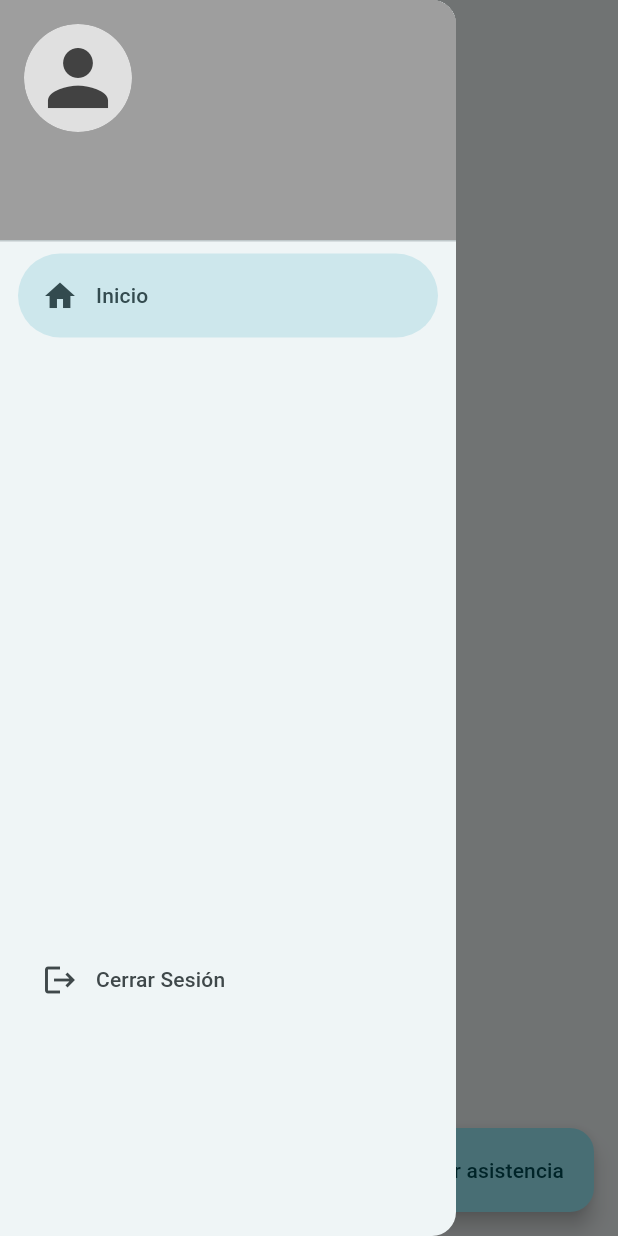
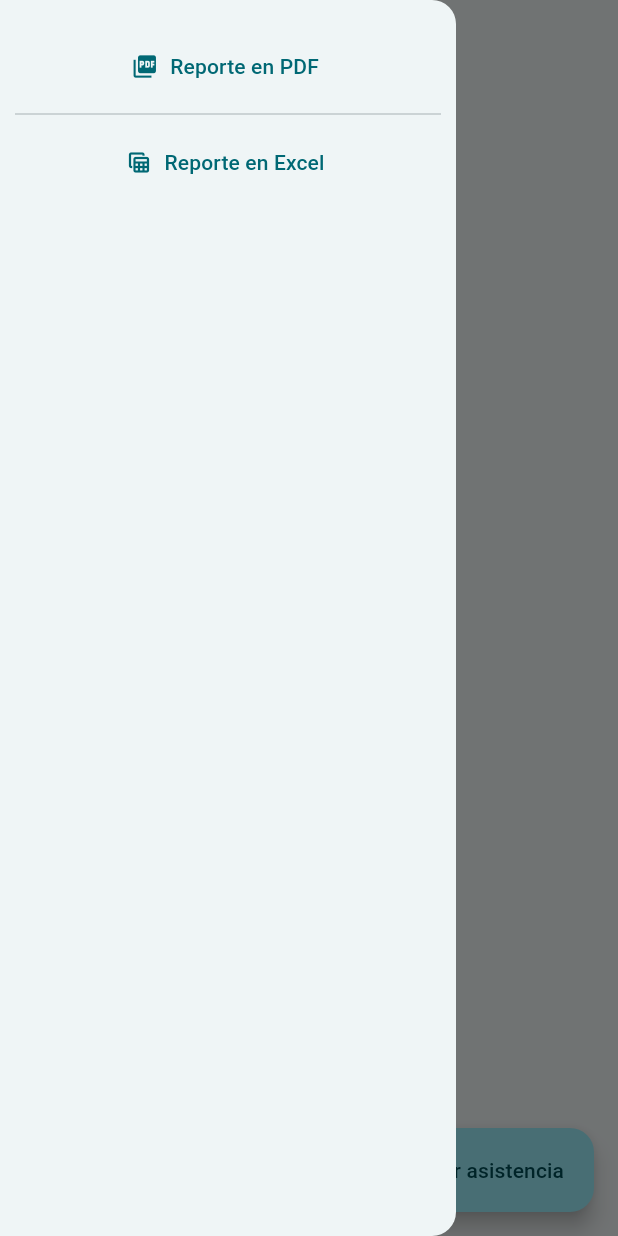
Before and after one commit to RafaelSvgh/examen2, a Flutter app: the DocenteAsistenciaPage screen opened by its route, with the side drawer open, on a phone screen of 412 x 824 dp. Run offline on Flutter 3.47's test engine with Material 3 defaults, Android fonts, the phone set to English and light mode, and no system bars; our stand-ins replace dio, flutter_riverpod, shared_preferences, timezone; missing offline and left inert: dart:ffi; accounts and stored records are empty.

Commit message:
reportes

```diff
--- a/lib/src/pages/docente_pages/docente_asistencia_page.dart
+++ b/lib/src/pages/docente_pages/docente_asistencia_page.dart
@@ -1,16 +1,16 @@
 import 'package:examen2/src/models/asistencia.dart';
 import 'package:examen2/src/pages/docente_pages/docente_page.dart';
-import 'package:examen2/src/pages/docente_pages/docente_reportes_page.dart';
 import 'package:examen2/src/pages/login/login_page.dart';
 import 'package:examen2/src/providers/docente_provider.dart';
 import 'package:examen2/src/services/guardar_asistencia_service.dart';
-import 'package:examen2/src/widgets/asistencia_docente.dart';
-import 'package:examen2/src/widgets/datos_usuario.dart';
+import 'package:examen2/src/services/reporte_excel.dart';
+import 'package:examen2/src/services/reporte_pdf.dart';
 import 'package:flutter/material.dart';
 import 'package:flutter_riverpod/flutter_riverpod.dart';
 import 'package:intl/intl.dart';
 import 'package:timezone/data/latest.dart' as tz;
 import 'package:timezone/timezone.dart' as tz;
+import 'package:url_launcher/url_launcher.dart';
 
 class DocenteAsistenciaPage extends ConsumerStatefulWidget {
   const DocenteAsistenciaPage({super.key});
@@ -24,33 +24,50 @@ class DocenteAsistenciaPageState extends ConsumerState<DocenteAsistenciaPage> {
   final TextEditingController _justificacion = TextEditingController();
   @override
   Widget build(BuildContext context) {
-    final pages = [
-      const DocentePage(),
-      const LoginPage()
-    ];
+    final pages = [const DocentePage(), const LoginPage()];
     return Scaffold(
       appBar: AppBar(
         title: const Text('Asistencia'),
         centerTitle: true,
+        leading: Builder(
+          builder: (context) {
+            return IconButton(
+              icon: const Icon(Icons
+                  .menu_book_rounded), // Cambia este icono por el que prefieras
+              onPressed: () {
+                Scaffold.of(context).openDrawer();
+              },
+            );
+          },
+        ),
       ),
       drawer: NavigationDrawer(
-        onDestinationSelected: (value) {
-          setState(() {
-            index = value;
-          });
-          final item = pages[index];
-          Navigator.of(context)
-              .push(MaterialPageRoute(builder: (context) => item));
-        },
         children: [
-          datosDeUsuario(ref),
-          const NavigationDrawerDestination(
-              icon: Icon(Icons.home), label: Text('Inicio')),
           const SizedBox(
-            height: 400.0,
+            height: 20.0,
           ),
-          const NavigationDrawerDestination(
-              icon: Icon(Icons.logout), label: Text('Cerrar Sesión')),
+          TextButton.icon(
+            onPressed: () async {
+              List<Asistencia> asistencias = ref.watch(asistenciaProvider);
+              String url = await reportePdf(asistencias);
+              await launch(url);
+            },
+            label: const Text('Reporte en PDF'),
+            icon: const Icon(Icons.picture_as_pdf),
+          ),
+          const Divider(
+            endIndent: 10.0,
+            indent: 10.0,
+          ),
+          TextButton.icon(
+            onPressed: () async {
+              List<Asistencia> asistencias = ref.watch(asistenciaProvider);
+              String url = await reporteExcel(asistencias);
+              await launch(url);
+            },
+            label: const Text('Reporte en Excel'),
+            icon: const Icon(Icons.table_view),
+          ),
         ],
       ),
       floatingActionButton: FloatingActionButton.extended(
@@ -135,8 +152,8 @@ class DocenteAsistenciaPageState extends ConsumerState<DocenteAsistenciaPage> {
                                           hora = '${now.hour}:${now.minute}';
                                         }
                                         if (hora.length == 4) {
-                                            hora = '0$hora';
-                                          }
+                                          hora = '0$hora';
+                                        }
                                         await updateAsistencia(
                                             enviarAsistencia.id,
                                             fechaActual,
@@ -222,8 +239,8 @@ class DocenteAsistenciaPageState extends ConsumerState<DocenteAsistenciaPage> {
                                           hora = '${now.hour}:${now.minute}';
                                         }
                                         if (hora.length == 4) {
-                                            hora = '0$hora';
-                                          }
+                                          hora = '0$hora';
+                                        }
                                         await updateAsistencia(
                                             enviarAsistencia.id,
                                             fechaActual,
--- a/lib/src/pages/docente_pages/docente_page.dart
+++ b/lib/src/pages/docente_pages/docente_page.dart
@@ -1,7 +1,6 @@
 import 'package:dio/dio.dart';
 import 'package:examen2/src/models/carga_horaria.dart';
 import 'package:examen2/src/pages/docente_pages/docente_asistencia_page.dart';
-import 'package:examen2/src/pages/docente_pages/docente_reportes_page.dart';
 import 'package:examen2/src/pages/login/login_page.dart';
 import 'package:examen2/src/providers/docente_provider.dart';
 import 'package:examen2/src/security/token_security.dart';
@@ -35,7 +34,6 @@ class DocentePageState extends ConsumerState<DocentePage> {
   Widget build(BuildContext context) {
     final pages = [
       const DocentePage(),
-      const DocenteReportePage(),
       const LoginPage()
     ];
     return Scaffold(
--- a/pubspec.yaml
+++ b/pubspec.yaml
@@ -40,6 +40,7 @@ dependencies:
   shared_preferences: ^2.2.3
   timezone: ^0.8.0
   intl: ^0.17.0
+  url_launcher: ^6.2.6
 
 dev_dependencies:
   flutter_test:
```
Also changed, not shown: lib/src/pages/docente_pages/docente_reportes_page.dart (deleted, +0 -10 lines), lib/src/services/reporte_excel.dart (added, +33 -0 lines), lib/src/services/reporte_pdf.dart (added, +33 -0 lines), pubspec.lock, 6 other files.
